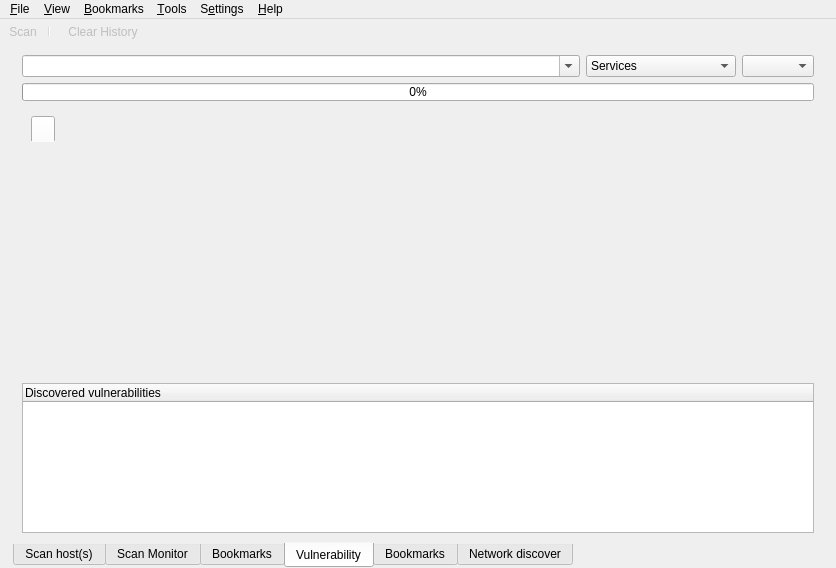
nmapsi4/nmapsi4, file src/app/mainwindow.ui: the form before one commit.
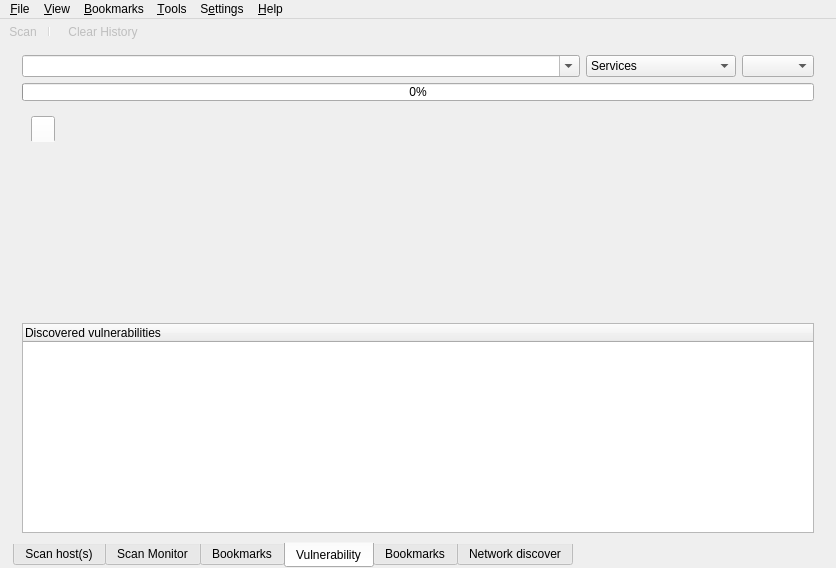
The form after the commit. The open tabs and pages were chosen to show the change. Icons and pictures are not drawn.

```diff
--- a/src/app/mainwindow.ui
+++ b/src/app/mainwindow.ui
@@ -1230,13 +1230,13 @@
           <property name="minimumSize">
            <size>
             <width>0</width>
-            <height>150</height>
+            <height>0</height>
            </size>
           </property>
           <property name="maximumSize">
            <size>
             <width>16777215</width>
-            <height>150</height>
+            <height>16777215</height>
            </size>
           </property>
           <property name="alternatingRowColors">
```
Left out of the diff: 2 changed lines with no effect on the pictures.
